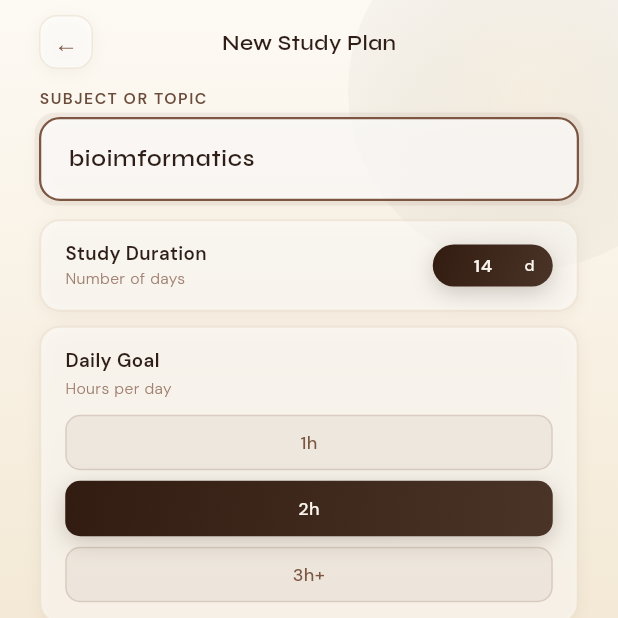
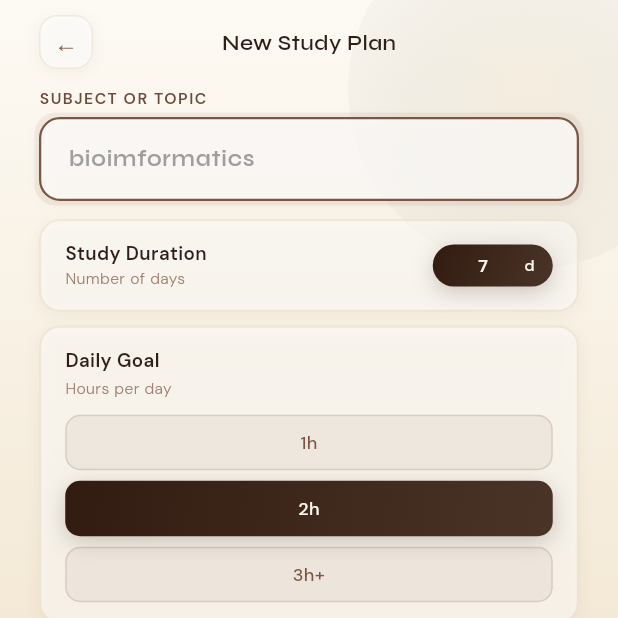
Before and after one commit to shahdhassan212/mind_edge_flutter, a Flutter app: the StudyPlanScreen screen opened by its route, on a phone screen of 412 x 824 dp, the top half of it. Run offline on Flutter 3.47's test engine with Material 3 defaults, Android fonts, the phone set to English and light mode, and no system bars; our stand-ins replace camera, dio, file_picker, flutter_markdown, flutter_riverpod, flutter_secure_storage and 6 more; accounts and stored records are empty.

Commit message:
mindedge vf

```diff
--- a/lib/screens/study_plan_screen.dart
+++ b/lib/screens/study_plan_screen.dart
@@ -17,8 +17,8 @@ class StudyPlanScreen extends ConsumerStatefulWidget {
 }
 
 class _StudyPlanScreenState extends ConsumerState<StudyPlanScreen> {
-  final _subjectCtrl = TextEditingController(text: 'bioimformatics');
-  final _daysCtrl = TextEditingController(text: '14');
+  final _subjectCtrl = TextEditingController();
+  final _daysCtrl = TextEditingController(text: '7');
 
   int _daily = 1;
   int _diff = 0;
@@ -150,6 +150,8 @@ class _StudyPlanScreenState extends ConsumerState<StudyPlanScreen> {
                                   fontWeight: FontWeight.w600,
                                   color: AppColors.cocoaDeep),
                               decoration: const InputDecoration(
+                                hintText: 'bioimformatics',
+                                hintStyle: TextStyle(color: (Colors.grey)),
                                 border: InputBorder.none,
                                 isDense: true,
                                 contentPadding: EdgeInsets.symmetric(vertical: 11),
```
Also changed, not shown: lib/widgets/kochalo_animation_widget.dart (+13 -4 lines).
